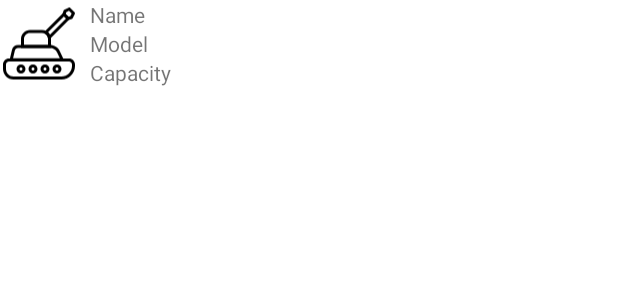
After one commit to sandboxxapp/android-live-programming-challenge, an Android app: the layout row_item.xml on its own in the app's theme, with its tools: preview values and no code run, on a phone screen of 412 x 824 dp. The commit adds this screen. Shown: the top 300 px of the screen. Run offline under Robolectric (Android 15) with nearby library versions, the phone set to English and light mode, and no system bars.

Commit message:
sample project wip

```diff
--- /dev/null
+++ b/app/src/main/res/drawable/ic_item_vehicle.xml
@@ -0,0 +1,33 @@
+<vector xmlns:android="http://schemas.android.com/apk/res/android"
+    android:width="52dp"
+    android:height="52dp"
+    android:viewportWidth="52"
+    android:viewportHeight="52">
+  <path
+      android:fillColor="#FF000000"
+      android:pathData="M32.8784,22.9479c-0.0957,0 -0.1919,-0.0137 -0.2861,-0.042c-0.3521,-0.105 -0.6177,-0.3945 -0.6929,-0.7539c-0.188,-0.9019 -0.6924,-1.7144 -1.4199,-2.2886c-0.1606,-0.127 -0.3208,-0.2358 -0.4971,-0.3447c-0.2603,-0.1611 -0.4321,-0.4316 -0.4673,-0.7354c-0.0356,-0.3032 0.0698,-0.6064 0.2861,-0.8223L41.9316,5.8312c0.1875,-0.1875 0.4419,-0.293 0.707,-0.293l0,0c0.2651,0 0.5195,0.1055 0.707,0.293l2.8296,2.8301c0.1875,0.1875 0.293,0.4419 0.293,0.7075c0,0.2651 -0.1055,0.5195 -0.293,0.707L33.5854,22.6554C33.395,22.8454 33.1396,22.9479 32.8784,22.9479zM32.0317,18.5588c0.502,0.4556 0.9209,0.9922 1.2397,1.583L44.0537,9.3678l-1.415,-1.4155L32.0317,18.5588z"/>
+  <path
+      android:fillColor="#FF000000"
+      android:pathData="M41,50.0002h-32c-3.8599,0 -7,-3.1401 -7,-7v-3c0,-2.2056 1.7944,-4 4,-4h40c2.2056,0 4,1.7944 4,4v1C50,45.9626 45.9624,50.0002 41,50.0002zM6,38.0002c-1.103,0 -2,0.897 -2,2v3c0,2.7568 2.2432,5 5,5h32c3.8599,0 7,-3.1401 7,-7v-1c0,-1.103 -0.897,-2 -2,-2H6z"/>
+  <path
+      android:fillColor="#FF000000"
+      android:pathData="M14,46.0002c-1.6543,0 -3,-1.3457 -3,-3s1.3457,-3 3,-3s3,1.3457 3,3S15.6543,46.0002 14,46.0002zM14,42.0002c-0.5513,0 -1,0.4487 -1,1s0.4487,1 1,1s1,-0.4487 1,-1S14.5512,42.0002 14,42.0002z"/>
+  <path
+      android:fillColor="#FF000000"
+      android:pathData="M22,46.0002c-1.6543,0 -3,-1.3457 -3,-3s1.3457,-3 3,-3s3,1.3457 3,3S23.6543,46.0002 22,46.0002zM22,42.0002c-0.5513,0 -1,0.4487 -1,1s0.4487,1 1,1s1,-0.4487 1,-1S22.5512,42.0002 22,42.0002z"/>
+  <path
+      android:fillColor="#FF000000"
+      android:pathData="M30,46.0002c-1.6543,0 -3,-1.3457 -3,-3s1.3457,-3 3,-3s3,1.3457 3,3S31.6543,46.0002 30,46.0002zM30,42.0002c-0.5513,0 -1,0.4487 -1,1s0.4487,1 1,1s1,-0.4487 1,-1S30.5512,42.0002 30,42.0002z"/>
+  <path
+      android:fillColor="#FF000000"
+      android:pathData="M38,46.0002c-1.6543,0 -3,-1.3457 -3,-3s1.3457,-3 3,-3s3,1.3457 3,3S39.6543,46.0002 38,46.0002zM38,42.0002c-0.5513,0 -1,0.4487 -1,1s0.4487,1 1,1s1,-0.4487 1,-1S38.5512,42.0002 38,42.0002z"/>
+  <path
+      android:fillColor="#FF000000"
+      android:pathData="M43.0346,37.8249H6.2011l1.8062,-7.7158c0.4282,-1.8306 2.0708,-3.1089 3.9946,-3.1089h21.3359c2.813,0 5.3833,1.6089 6.5488,4.0991L43.0346,37.8249zM8.7236,35.8249h31.1665l-1.8149,-3.8779c-0.8379,-1.79 -2.6973,-2.9468 -4.7373,-2.9468H12.0019c-0.9897,0 -1.8315,0.6436 -2.0474,1.5649L8.7236,35.8249z"/>
+  <path
+      android:fillColor="#FF000000"
+      android:pathData="M33.9985,28.9982h-20v-6c0,-3.3086 2.6914,-6 6,-6h8c1.0767,0 2.1201,0.2793 3.0176,0.8086c0.2617,0.1616 0.4814,0.3125 0.7021,0.4868c1.0957,0.8643 1.8555,2.0898 2.1392,3.4502c0.0688,0.2832 0.1123,0.6196 0.1279,1.001c0.0132,0.104 0.0132,0.1938 0.0132,0.2534V28.9982zM15.9985,26.9982h16v-4h1l-1,-0.0342c-0.0186,-0.3623 -0.0454,-0.5874 -0.0923,-0.7822c-0.1948,-0.9316 -0.6992,-1.7441 -1.4268,-2.3184c-0.1606,-0.127 -0.3208,-0.2358 -0.4971,-0.3447c-0.5718,-0.3369 -1.2642,-0.5205 -1.9839,-0.5205h-8c-2.2056,0 -4,1.7944 -4,4V26.9982z"/>
+  <path
+      android:fillColor="#FF000000"
+      android:pathData="M45.4643,10.3644c-0.2612,0 -0.5166,-0.1025 -0.707,-0.293l-2.8286,-2.8286c-0.269,-0.269 -0.3623,-0.6675 -0.2402,-1.0278l0.7241,-2.1382c0.085,-0.2505 0.2656,-0.457 0.502,-0.5747l2.8115,-1.3975c0.3843,-0.1919 0.8486,-0.1152 1.1523,0.1885l2.8286,2.8286c0.3057,0.3052 0.3804,0.7725 0.1855,1.1582l-1.4448,2.8584c-0.1206,0.2378 -0.3306,0.418 -0.5845,0.5l-2.0908,0.6772C45.6713,10.3483 45.5673,10.3644 45.4643,10.3644zM43.7822,6.2682l1.9565,1.9561l1.1118,-0.3599l0.9302,-1.8403l-1.8081,-1.8086l-1.7979,0.894L43.7822,6.2682z"/>
+</vector>
--- /dev/null
+++ b/app/src/main/res/layout/row_item.xml
@@ -0,0 +1,43 @@
+<?xml version="1.0" encoding="utf-8"?>
+<LinearLayout
+    xmlns:android="http://schemas.android.com/apk/res/android"
+    xmlns:tools="http://schemas.android.com/tools"
+    android:layout_width="match_parent"
+    android:layout_height="wrap_content"
+    android:orientation="horizontal">
+
+    <ImageView
+        android:layout_width="wrap_content"
+        android:layout_height="match_parent"
+        android:src="@drawable/ic_item_vehicle"/>
+
+    <Space
+        android:layout_width="8dp"
+        android:layout_height="wrap_content" />
+
+    <LinearLayout
+        android:layout_width="match_parent"
+        android:layout_height="wrap_content"
+        android:orientation="vertical">
+
+        <TextView
+            android:id="@+id/item_name"
+            android:layout_width="match_parent"
+            android:layout_height="wrap_content"
+            tools:text="Name" />
+
+        <TextView
+            android:id="@+id/item_model"
+            android:layout_width="match_parent"
+            android:layout_height="wrap_content"
+            tools:text="Model" />
+
+        <TextView
+            android:id="@+id/item_capacity"
+            android:layout_width="match_parent"
+            android:layout_height="wrap_content"
+            tools:text="Capacity" />
+
+    </LinearLayout>
+
+</LinearLayout>
```
Also changed, not shown: app/src/main/java/com/sandboxx/swapi/FirstFragment.kt (deleted, +0 -44 lines), app/src/main/java/com/sandboxx/swapi/MainActivity.kt (+0 -42 lines), app/src/main/java/com/sandboxx/swapi/SecondFragment.kt (deleted, +0 -44 lines), app/src/main/res/drawable/ic_item_starship.xml (added, +30 -0 lines), app/src/main/res/layout/activity_main.xml (+8 -26 lines), app/src/main/res/layout/content_main.xml (deleted, +0 -19 lines), app/src/main/res/layout/fragment_first.xml (deleted, +0 -28 lines), app/src/main/res/layout/fragment_second.xml (deleted, +0 -27 lines).
